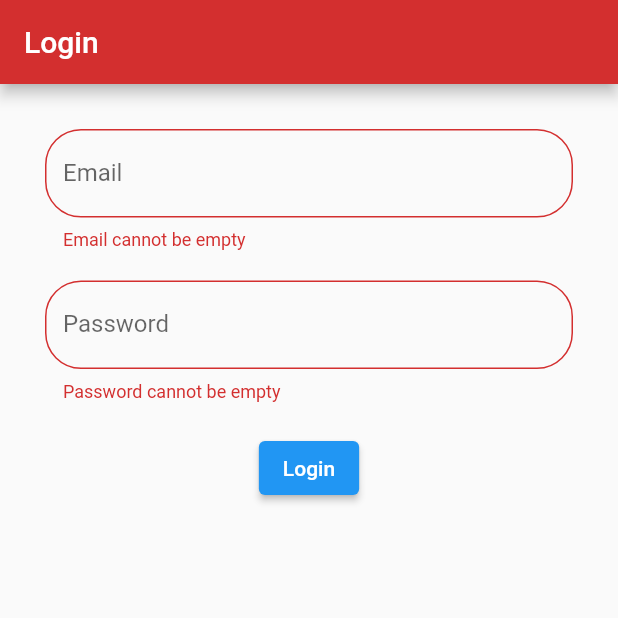
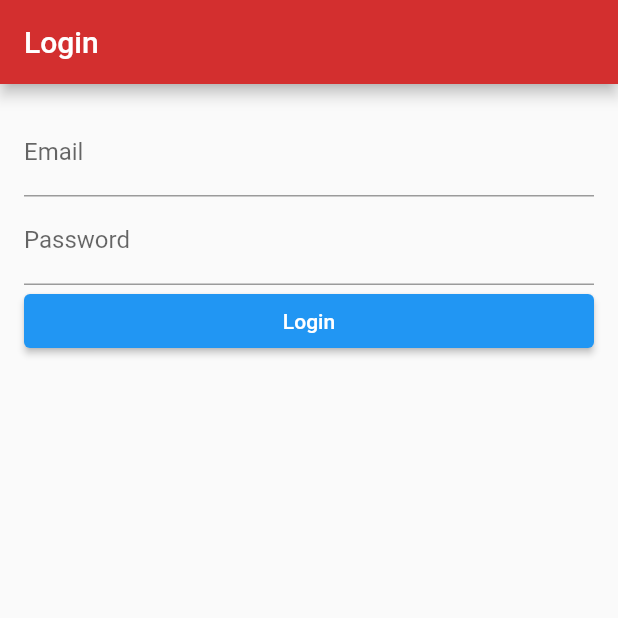
Before and after one commit to FS-CSCI150-F21/FS-CSCI150-F21-Team5, a Flutter app: the screen it shows after launch, after a tap on "Login", on a phone screen of 412 x 824 dp, the top half of it. Run offline on Flutter 3.47's test engine with Material 2 defaults, Android fonts, the phone set to English and light mode, and no system bars.

Commit message:
Added login page

```diff
--- a/lib/login.dart
+++ b/lib/login.dart
@@ -10,57 +10,29 @@ class LoginView extends StatefulWidget {
 }
 
 class _LoginViewState extends State<LoginView> {
-  final formKey = GlobalKey<FormState>();
-
   late String _email;
   late String _password;
 
-  void validate() {
-    final form = formKey.currentState;
-    if (form!.validate()) {
-      form.save();
-    }
-  }
+  void validate() {}
 
   @override
   Widget build(BuildContext context) {
     return Scaffold(
       appBar: AppBar(title: const Text('Login')),
       body: Container(
-          padding: const EdgeInsets.all(30),
+          padding: EdgeInsets.all(16),
           child: Form(
-            key: formKey,
             child: Column(
+              crossAxisAlignment: CrossAxisAlignment.stretch,
               children: <Widget>[
                 TextFormField(
-                  decoration: InputDecoration(
-                    labelText: 'Email',
-                    border: OutlineInputBorder(
-                      borderRadius: BorderRadius.circular(24),
-                    ),
-                  ),
-                  validator: (value) =>
-                      value!.isEmpty ? 'Email cannot be empty' : null,
-                  onSaved: (value) => _email = value!,
+                  decoration: InputDecoration(labelText: 'Email'),
                 ),
-                const SizedBox(height: 20),
                 TextFormField(
-                  decoration: InputDecoration(
-                    labelText: 'Password',
-                    border: OutlineInputBorder(
-                      borderRadius: BorderRadius.circular(24),
-                    ),
-                  ),
+                  decoration: InputDecoration(labelText: 'Password'),
                   obscureText: true,
-                  validator: (value) =>
-                      value!.isEmpty ? 'Password cannot be empty' : null,
-                  onSaved: (value) => _password = value!,
                 ),
-                const SizedBox(height: 20),
-                ElevatedButton(
-                  onPressed: validate,
-                  child: const Text('Login'),
-                )
+                ElevatedButton(onPressed: validate, child: Text('Login'))
               ],
             ),
           )),
```
